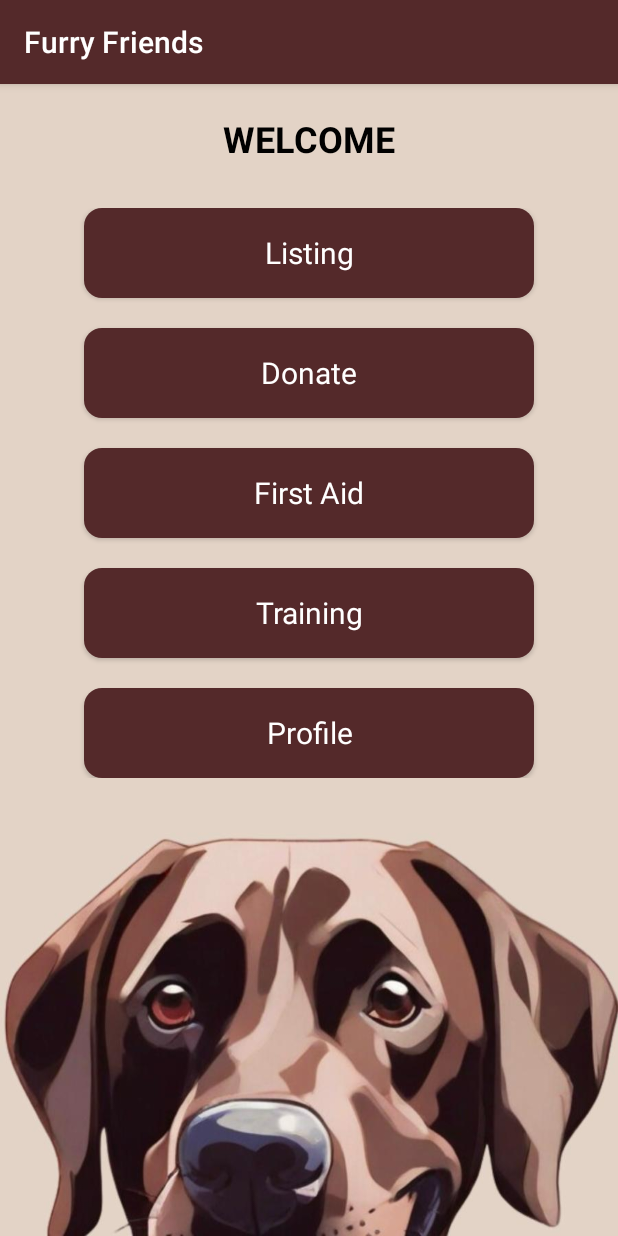
After one commit to RAMKUMAR10101999/FurryFriends, an Android app: the HomeScreenActivity screen opened directly, with no data from a screen before it, on a phone screen of 412 x 824 dp. The commit adds this screen. Run offline under Robolectric (Android 15) with nearby library versions, the phone set to English and light mode, and no system bars.

Commit message:
Home screen changes

```diff
--- a/app/src/main/AndroidManifest.xml
+++ b/app/src/main/AndroidManifest.xml
@@ -15,7 +15,7 @@
         <activity
             android:name=".SignUpActivity"
             android:exported="false"
-            android:theme="@style/Theme.FurryFriends"/>
+            android:theme="@style/Theme.FurryFriends" />
         <activity
             android:name=".LoginActivity"
             android:exported="true"
@@ -27,10 +27,10 @@
             </intent-filter>
         </activity>
         <activity
-            android:name=".MainActivity"
-            android:exported="true">
+            android:name=".HomeScreenActivity"
+            android:exported="true"
+            android:theme="@style/Theme.FurryFriends">
 
-            <!-- Remove the intent filter for launcher -->
         </activity>
     </application>
 
--- /dev/null
+++ b/app/src/main/java/com/example/furryfriends/HomeScreenActivity.java
@@ -0,0 +1,59 @@
+package com.example.furryfriends;
+
+import android.os.Bundle;
+import android.view.View;
+import android.widget.Button;
+import androidx.appcompat.app.AppCompatActivity;
+
+
+public class HomeScreenActivity extends AppCompatActivity {
+
+    @Override
+    protected void onCreate(Bundle savedInstanceState) {
+        super.onCreate(savedInstanceState);
+        setContentView(R.layout.activity_home_screen);
+
+        // Initialize buttons
+        Button listingButton = findViewById(R.id.listing_button);
+        Button donateButton = findViewById(R.id.donate_button);
+        Button firstAidButton = findViewById(R.id.first_aid_button);
+        Button trainingButton = findViewById(R.id.training_button);
+        Button profileButton = findViewById(R.id.profile_button);
+
+        // Set click listeners
+        listingButton.setOnClickListener(new View.OnClickListener() {
+            @Override
+            public void onClick(View v) {
+                // Handle listing button click
+            }
+        });
+
+        donateButton.setOnClickListener(new View.OnClickListener() {
+            @Override
+            public void onClick(View v) {
+                // Handle donate button click
+            }
+        });
+
+        firstAidButton.setOnClickListener(new View.OnClickListener() {
+            @Override
+            public void onClick(View v) {
+                // Handle first aid button click
+            }
+        });
+
+        trainingButton.setOnClickListener(new View.OnClickListener() {
+            @Override
+            public void onClick(View v) {
+                // Handle training button click
+            }
+        });
+
+        profileButton.setOnClickListener(new View.OnClickListener() {
+            @Override
+            public void onClick(View v) {
+                // Handle profile button click
+            }
+        });
+    }
+}
--- a/app/src/main/java/com/example/furryfriends/LoginActivity.java
+++ b/app/src/main/java/com/example/furryfriends/LoginActivity.java
@@ -2,6 +2,7 @@ package com.example.furryfriends;
 
 import static androidx.constraintlayout.helper.widget.MotionEffect.TAG;
 
+import androidx.annotation.HalfFloat;
 import androidx.annotation.NonNull;
 import androidx.appcompat.app.AppCompatActivity;
 
@@ -117,7 +118,7 @@ public class LoginActivity extends AppCompatActivity {
     private void updateUI(FirebaseUser user) {
         if (user != null) {
             // Signed in
-            Intent intent = new Intent(LoginActivity.this, MainActivity.class);
+            Intent intent = new Intent(LoginActivity.this, HomeScreenActivity.class);
             startActivity(intent);
             finish();
         } else {
--- a/app/src/main/java/com/example/furryfriends/MainActivity.java
+++ /dev/null
@@ -1,14 +0,0 @@
-package com.example.furryfriends;
-
-import androidx.appcompat.app.AppCompatActivity;
-import android.os.Bundle;
-
-
-public class MainActivity extends AppCompatActivity {
-
-    @Override
-    protected void onCreate(Bundle savedInstanceState) {
-        super.onCreate(savedInstanceState);
-        setContentView(R.layout.activity_main);
-    }
-}
--- a/app/src/main/java/com/example/furryfriends/SignUpActivity.java
+++ b/app/src/main/java/com/example/furryfriends/SignUpActivity.java
@@ -97,7 +97,7 @@ public class SignUpActivity extends AppCompatActivity {
     private void updateUI(FirebaseUser user) {
         if (user != null) {
             // Signed in
-            Intent intent = new Intent(SignUpActivity.this, MainActivity.class);
+            Intent intent = new Intent(SignUpActivity.this, HomeScreenActivity.class);
             startActivity(intent);
             finish();
         } else {
--- a/app/src/main/java/com/example/furryfriends/SplashScreenActivity.java
+++ b/app/src/main/java/com/example/furryfriends/SplashScreenActivity.java
@@ -2,10 +2,12 @@ package com.example.furryfriends;
 
 import androidx.appcompat.app.AppCompatActivity;
 
+import android.annotation.SuppressLint;
 import android.content.Intent;
 import android.os.Bundle;
 import android.os.Handler;
 
+@SuppressLint("CustomSplashScreen")
 public class SplashScreenActivity extends AppCompatActivity {
     private static final int SPLASH_TIME_OUT = 5000; // 5 seconds
 
--- /dev/null
+++ b/app/src/main/res/drawable/rounded_button_background.xml
@@ -0,0 +1,7 @@
+<?xml version="1.0" encoding="utf-8"?>
+<shape xmlns:android="http://schemas.android.com/apk/res/android">
+    <!-- Rounded corner radius -->
+    <corners android:radius="12dp" />
+    <!-- Background color -->
+    <solid android:color="@color/color_primary" />
+</shape>
--- /dev/null
+++ b/app/src/main/res/layout/activity_home_screen.xml
@@ -0,0 +1,94 @@
+<?xml version="1.0" encoding="utf-8"?>
+<RelativeLayout xmlns:android="http://schemas.android.com/apk/res/android"
+    android:layout_width="match_parent"
+    android:layout_height="match_parent"
+    android:background="@drawable/bg1">
+
+    <!-- App Title -->
+    <!-- Buttons -->
+    <TextView
+        android:id="@+id/app_title"
+        android:layout_width="wrap_content"
+        android:layout_height="wrap_content"
+        android:layout_centerHorizontal="true"
+        android:layout_marginTop="20dp"
+        android:text="@string/welcome"
+        android:textSize="24sp"
+        android:fontFamily="sans-serif"
+        android:textStyle="bold"/>
+
+    <LinearLayout
+        android:layout_width="match_parent"
+        android:layout_height="wrap_content"
+        android:layout_below="@id/app_title"
+        android:layout_centerHorizontal="true"
+        android:layout_marginTop="30dp"
+        android:orientation="vertical">
+
+        <Button
+            android:id="@+id/listing_button"
+            android:layout_width="300dp"
+            android:layout_height="60dp"
+            android:layout_gravity="center"
+            android:background="@drawable/rounded_button_background"
+            android:textColor="@color/white"
+            android:textSize="20sp"
+            android:fontFamily="sans-serif"
+            android:text="@string/listing"
+            android:textAllCaps="false" />
+
+        <Button
+            android:id="@+id/donate_button"
+            android:layout_width="300dp"
+            android:layout_height="60dp"
+            android:layout_gravity="center"
+            android:background="@drawable/rounded_button_background"
+            android:textColor="@color/white"
+            android:textSize="20sp"
+            android:fontFamily="sans-serif"
+            android:layout_marginTop="20dp"
+            android:text="@string/donate"
+            android:textAllCaps="false" />
+
+        <Button
+            android:id="@+id/first_aid_button"
+            android:layout_width="300dp"
+            android:layout_height="60dp"
+            android:layout_gravity="center"
+            android:background="@drawable/rounded_button_background"
+            android:textColor="@color/white"
+            android:textSize="20sp"
+            android:fontFamily="sans-serif"
+            android:layout_marginTop="20dp"
+            android:text="@string/first_aid"
+            android:textAllCaps="false" />
+
+        <Button
+            android:id="@+id/training_button"
+            android:layout_width="300dp"
+            android:layout_height="60dp"
+            android:layout_gravity="center"
+            android:background="@drawable/rounded_button_background"
+            android:textColor="@color/white"
+            android:textSize="20sp"
+            android:fontFamily="sans-serif"
+            android:layout_marginTop="20dp"
+            android:text="@string/training"
+            android:textAllCaps="false" />
+
+        <Button
+            android:id="@+id/profile_button"
+            android:layout_width="300dp"
+            android:layout_height="60dp"
+            android:layout_gravity="center"
+            android:background="@drawable/rounded_button_background"
+            android:textColor="@color/white"
+            android:textSize="20sp"
+            android:fontFamily="sans-serif"
+            android:layout_marginTop="20dp"
+            android:text="@string/profile"
+            android:textAllCaps="false" />
+
+    </LinearLayout>
+
+</RelativeLayout>
--- a/app/src/main/res/layout/activity_main.xml
+++ /dev/null
@@ -1,9 +0,0 @@
-<?xml version="1.0" encoding="utf-8"?>
-<androidx.constraintlayout.widget.ConstraintLayout xmlns:android="http://schemas.android.com/apk/res/android"
-    xmlns:app="http://schemas.android.com/apk/res-auto"
-    xmlns:tools="http://schemas.android.com/tools"
-    android:layout_width="match_parent"
-    android:layout_height="match_parent"
-    tools:context=".MainActivity">
-
-</androidx.constraintlayout.widget.ConstraintLayout>
--- a/app/src/main/res/values/strings.xml
+++ b/app/src/main/res/values/strings.xml
@@ -9,4 +9,10 @@
     <string name="sign_up">Sign Up</string>
     <string name="create_account">Create a new account</string>
     <string name="already_have_account">Already have an account? <u>Sign-In</u></string>
+    <string name="listing">Listing</string>
+    <string name="donate">Donate</string>
+    <string name="first_aid">First Aid</string>
+    <string name="training">Training</string>
+    <string name="profile">Profile</string>
+    <string name="welcome">WELCOME</string>
 </resources>
```
